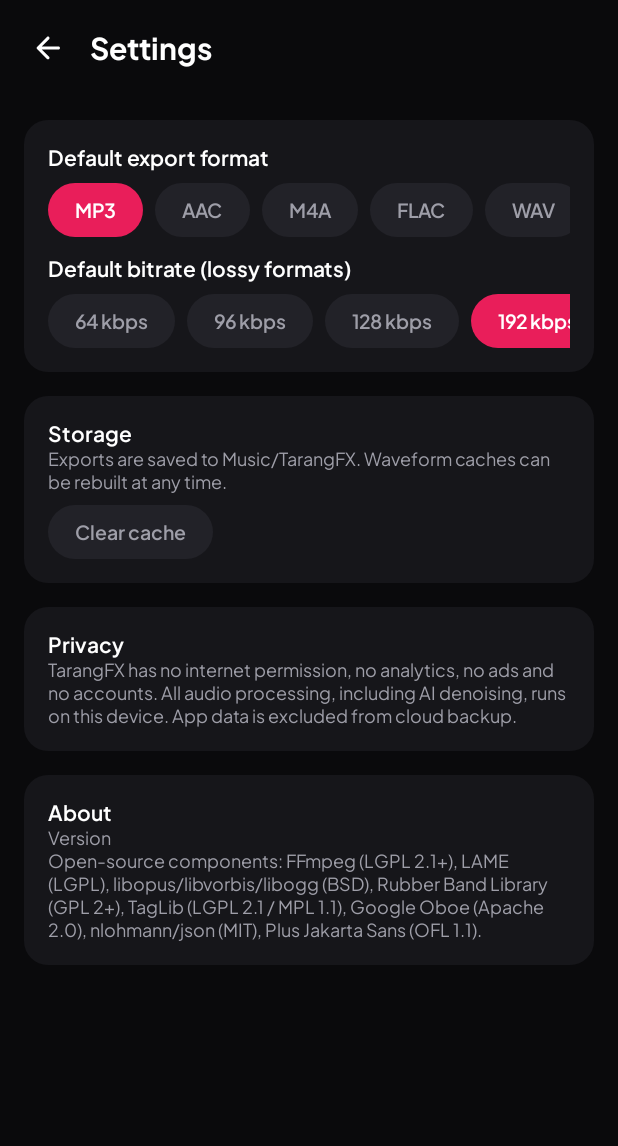
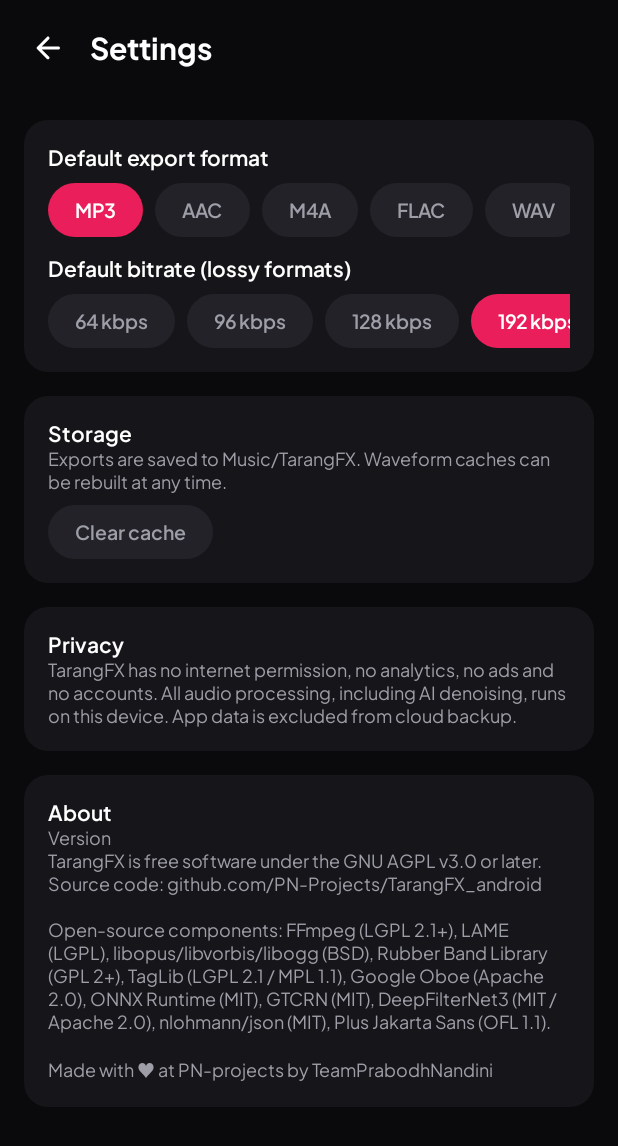
Before and after one commit to PN-Projects/TarangFX_android, an Android app built with Jetpack Compose: the SettingsScreen screen opened through its navigation route, on a phone screen of 412 x 824 dp. Shown: the top 1146 px of the screen. Run offline under Robolectric (Android 15) with nearby library versions, the phone set to English and light mode, and no system bars; our stand-ins replace Dagger/Hilt's generated code.

Commit message:
chore: relicense to AGPL-3.0-or-later; keep CI tooling open source (#12)
## What
- **License:** GPL-3.0-or-later → **AGPL-3.0-or-later** (canonical text
from gnu.org). Rubber Band (GPL-2.0-or-later) may be combined with
AGPLv3 code under section 13 of GPLv3/AGPLv3; all other components are
compatible (LGPL, BSD, MIT, Apache-2.0, OFL).
- **In-app About** now states the license and the source code location.
- **setup-gradle pinned to v5.0.2** (MIT). From v6, gradle/actions'
caching is a proprietary component with separate Terms of Use.
Dependabot is told to ignore v6+. **Replaces #4.**

## Release
Labelled `skip-release`: the About change ships with the next release
(the toolchain upgrade PR).

```diff
--- a/app/src/main/java/com/pnprojects/tarangfx/ui/settings/SettingsScreen.kt
+++ b/app/src/main/java/com/pnprojects/tarangfx/ui/settings/SettingsScreen.kt
@@ -99,9 +99,13 @@ fun SettingsScreen(onBack: () -> Unit, vm: SettingsViewModel = hiltViewModel())
             Column(Modifier.card()) {
                 Text("About", style = MaterialTheme.typography.titleSmall)
                 Text(
-                    "Version ${BuildConfig.VERSION_NAME}\nOpen-source components: FFmpeg (LGPL 2.1+), LAME (LGPL), libopus/libvorbis/libogg (BSD), " +
-                        "Rubber Band Library (GPL 2+), TagLib (LGPL 2.1 / MPL 1.1), Google Oboe (Apache 2.0), nlohmann/json (MIT), " +
-                        "Plus Jakarta Sans (OFL 1.1).",
+                    "Version ${BuildConfig.VERSION_NAME}\n" +
+                        "TarangFX is free software under the GNU AGPL v3.0 or later. Source code: " +
+                        "github.com/PN-Projects/TarangFX_android\n\n" +
+                        "Open-source components: FFmpeg (LGPL 2.1+), LAME (LGPL), libopus/libvorbis/libogg (BSD), " +
+                        "Rubber Band Library (GPL 2+), TagLib (LGPL 2.1 / MPL 1.1), Google Oboe (Apache 2.0), " +
+                        "ONNX Runtime (MIT), GTCRN (MIT), DeepFilterNet3 (MIT / Apache 2.0), nlohmann/json (MIT), " +
+                        "Plus Jakarta Sans (OFL 1.1).\n\nMade with ♥ at PN-projects by TeamPrabodhNandini",
                     style = MaterialTheme.typography.bodySmall,
                 )
             }
```
Also changed, not shown: 13 other files.
